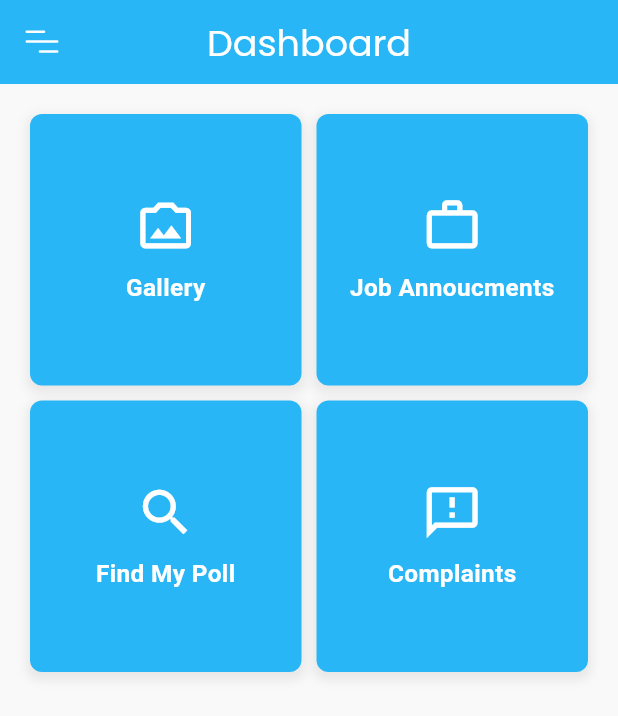
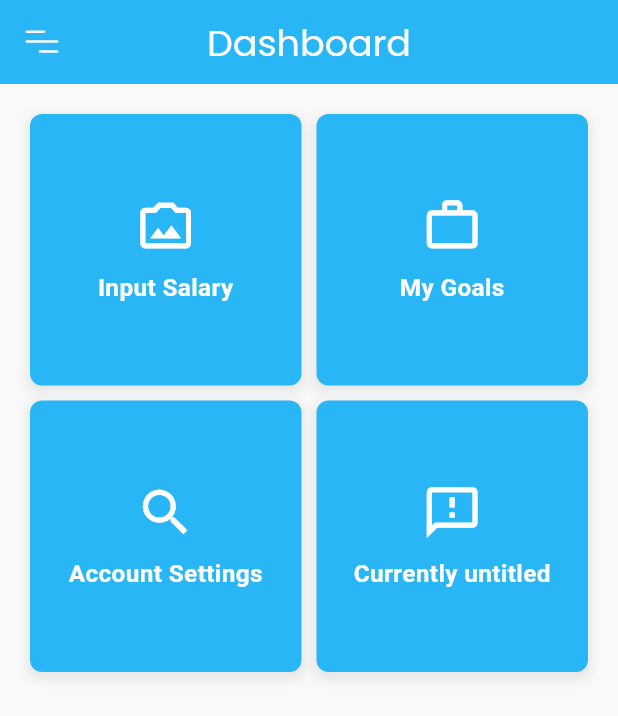
Before and after one commit to BilalKhanzadaRajput/finance_management_app, a Flutter app: the DashBoardScreen screen opened by its route, on a phone screen of 412 x 824 dp. Shown: the top 716 px of the screen. Run offline on Flutter 3.47's test engine with Material 3 defaults, Android fonts, the phone set to English and light mode, and no system bars; our stand-ins replace bloc, cloud_firestore, equatable, firebase_auth, firebase_core, flutter_bloc and 5 more; accounts and stored records are empty.

Commit message:
created flow for next screens

```diff
--- a/lib/presentation/routes/routes.dart
+++ b/lib/presentation/routes/routes.dart
@@ -2,8 +2,12 @@ import 'package:flutter/material.dart';
 import 'package:flutter_bloc/flutter_bloc.dart';
 import 'package:fm_app/businessLogic/bloc/dashboardScreenBloc/dashboard_screen_bloc.dart';
 import 'package:fm_app/presentation/routes/routes_name.dart';
+import 'package:fm_app/presentation/screens/homeScreens/all_goals_screen.dart';
 import 'package:fm_app/presentation/screens/homeScreens/dashboard_screen.dart';
-import 'package:fm_app/presentation/screens/homeScreens/home_screen.dart';
+import 'package:fm_app/presentation/screens/homeScreens/expenses_screen.dart';
+import 'package:fm_app/presentation/screens/homeScreens/goal_result_screen.dart';
+import 'package:fm_app/presentation/screens/homeScreens/input_salary_screen.dart';
+import 'package:fm_app/presentation/screens/homeScreens/my_goals_screen.dart';
 
 import '../../businessLogic/bloc/loginScreenBloc/login_screen_bloc.dart';
 import '../../businessLogic/bloc/signUpScreenBloc/sign_up_screen_bloc.dart';
@@ -27,12 +31,8 @@ class Routes {
             child: const SignUpScreen(),
           ),
         );
-          case RoutesName.HOME_SCREEN:
-        return MaterialPageRoute(
-          builder: (BuildContext context) => const HomeScreen(), // Add HomeScreen route
-        );
 
-            case RoutesName.DASHBOARD_SCREEN:
+      case RoutesName.DASHBOARD_SCREEN:
         return MaterialPageRoute(
           builder: (BuildContext context) => BlocProvider<DashBoardScreenBloc>(
             create: (context) => DashBoardScreenBloc(),
@@ -40,7 +40,41 @@ class Routes {
           ),
         );
 
-
+      case RoutesName.INPUT_SALARY_SCREEN:
+        return MaterialPageRoute(
+          builder: (BuildContext context) => BlocProvider<DashBoardScreenBloc>(
+            create: (context) => DashBoardScreenBloc(),
+            child: const InputSalaryScreen(),
+          ),
+        );
+      case RoutesName.EXPENSES_SCREEN:
+        return MaterialPageRoute(
+          builder: (BuildContext context) => BlocProvider<DashBoardScreenBloc>(
+            create: (context) => DashBoardScreenBloc(),
+            child: const ExpensesScreen(),
+          ),
+        );
+      case RoutesName.ALL_GOALS_SCREEN:
+        return MaterialPageRoute(
+          builder: (BuildContext context) => BlocProvider<DashBoardScreenBloc>(
+            create: (context) => DashBoardScreenBloc(),
+            child: const AllGoalsScreen(),
+          ),
+        );
+      case RoutesName.GOAL_RESULT_SCREEN:
+        return MaterialPageRoute(
+          builder: (BuildContext context) => BlocProvider<DashBoardScreenBloc>(
+            create: (context) => DashBoardScreenBloc(),
+            child: const GoalResultScreen(),
+          ),
+        );
+      case RoutesName.MY_GOALS_SCREEN:
+        return MaterialPageRoute(
+          builder: (BuildContext context) => BlocProvider<DashBoardScreenBloc>(
+            create: (context) => DashBoardScreenBloc(),
+            child: const MyGoalsScreen(),
+          ),
+        );
     }
     return null;
   }
--- a/lib/presentation/routes/routes_name.dart
+++ b/lib/presentation/routes/routes_name.dart
@@ -6,6 +6,14 @@ class RoutesName {
   static const String UNDER_DEVELOPMENT_SCREEN = '/under_development_screen';
   static const String HOME_SCREEN = '/home_screen';
   static const String DASHBOARD_SCREEN = '/dashboard_screen';
+  static const String INPUT_SALARY_SCREEN = '/inputSalaryScreen';
+  static const String EXPENSES_SCREEN = '/expensesScreen';
+  static const String GOAL_RESULT_SCREEN = '/goalResultScreen';
+  static const String ALL_GOALS_SCREEN = '/allGoalsScreen';
+  static const String MY_GOALS_SCREEN = 'myGoalsScreen';
+
+
+
 
 
 
--- a/lib/presentation/screens/homeScreens/dashboard_screen.dart
+++ b/lib/presentation/screens/homeScreens/dashboard_screen.dart
@@ -101,10 +101,10 @@ class _DashBoardScreenState extends State<DashBoardScreen> {
                             onTap: () {
                               switch (index) {
                                 case 0:
-
+                                 Navigator.pushNamed(context, RoutesName.INPUT_SALARY_SCREEN);
                                   break;
                                 case 1:
-
+                                 Navigator.pushNamed(context, RoutesName.MY_GOALS_SCREEN);
                                   break;
                                 case 2:
 
@@ -374,13 +374,13 @@ class _DashBoardScreenState extends State<DashBoardScreen> {
   String _getTextForIndex(int index) {
     switch (index) {
       case 0:
-        return StringResources.GALLERY_TITLE; // Text for Videos
+        return 'Input Salary'; // Text for Videos
       case 1:
-        return StringResources.JOB_ANNOUCMENTS; // Text for Job Announcements
+        return 'My Goals'; // Text for Job Announcements
       case 2:
-        return StringResources.SEARCH_TITLE; // Text for Search
+        return 'Account Settings'; // Text for Search
       case 3:
-        return StringResources.COMPLAINTS; // Text for Complaints
+        return 'Currently untitled'; // Text for Complaints
       default:
         return 'Unknown'; // Default text if index is not matched
     }
```
Also changed, not shown: lib/presentation/screens/homeScreens/all_goals_screen.dart (added, +28 -0 lines), lib/presentation/screens/homeScreens/expenses_screen.dart (added, +28 -0 lines), lib/presentation/screens/homeScreens/goal_result_screen.dart (added, +25 -0 lines), lib/presentation/screens/homeScreens/home_screen.dart (deleted, +0 -33 lines), lib/presentation/screens/homeScreens/input_salary_screen.dart (added, +27 -0 lines), lib/presentation/screens/homeScreens/my_goals_screen.dart (added, +25 -0 lines), pubspec.lock, 1 other file.
